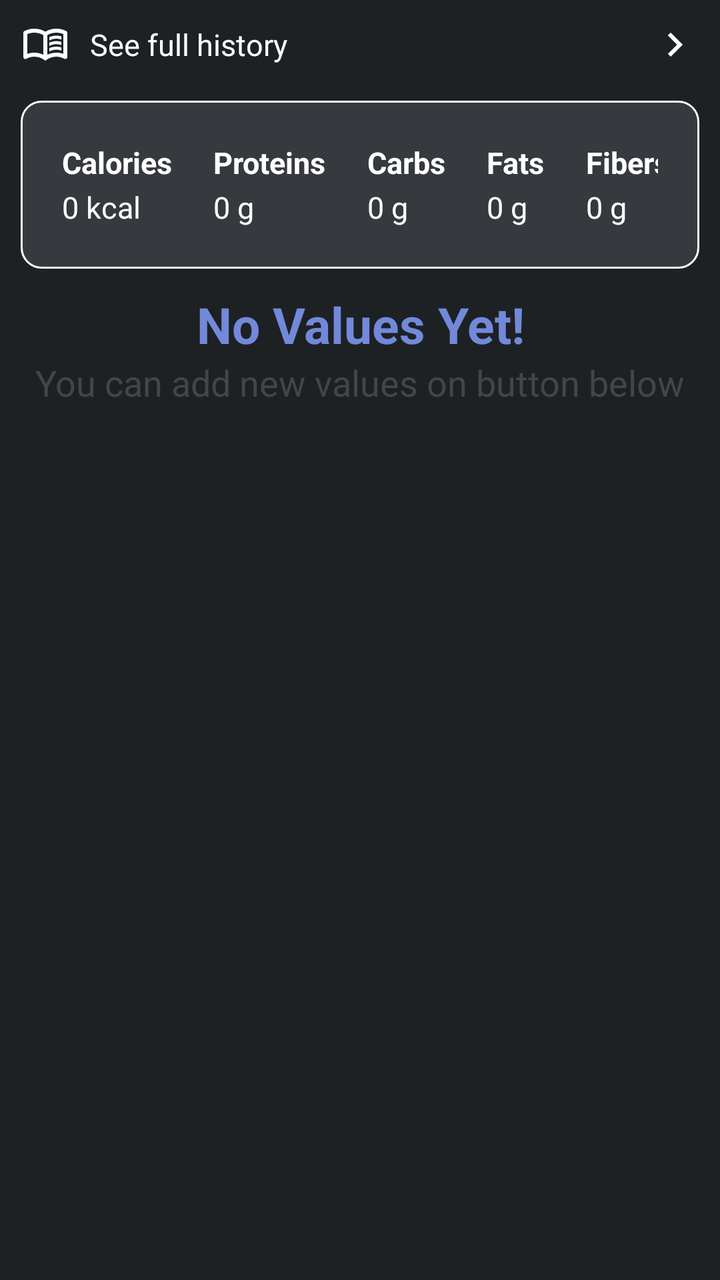
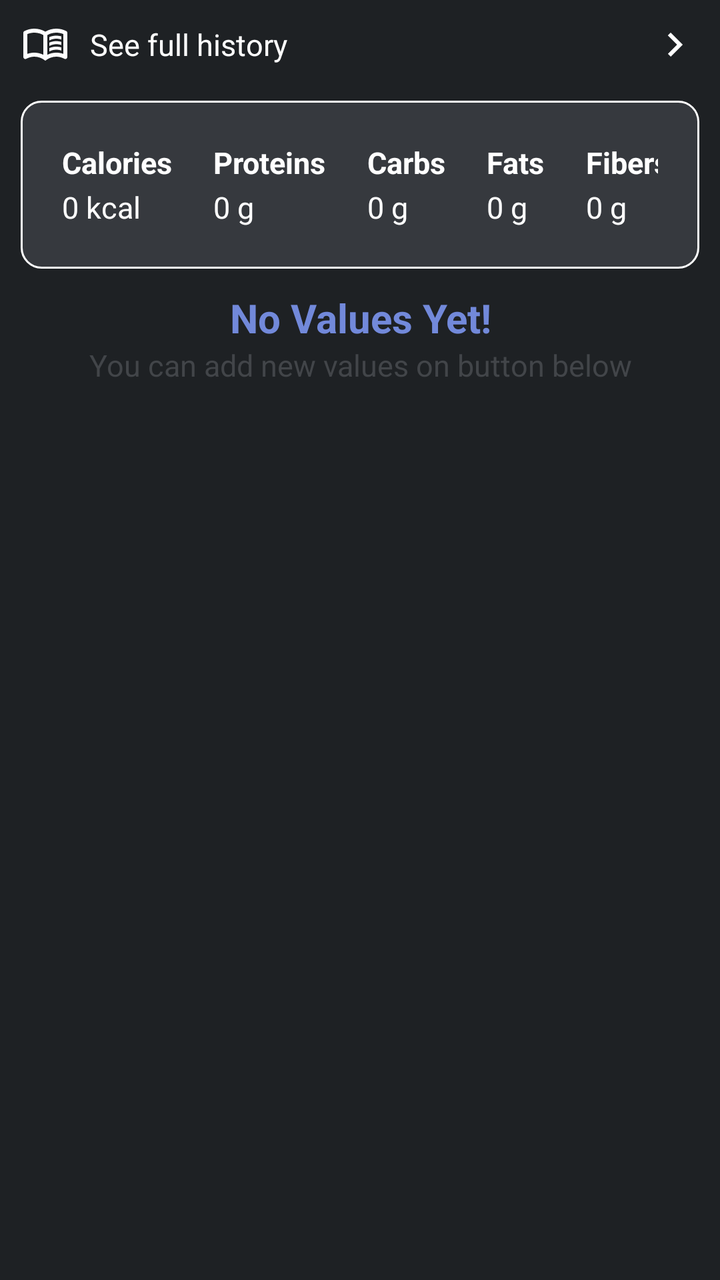

The first picture is an Android layout as it rendered before a commit; the second is the same layout after the commit. The layout source and the unified diff follow.
<!-- AndroidManifest.xml: application theme Theme.MyApplication -->
<!-- res/layout/fragment_food.xml -->
<?xml version="1.0" encoding="utf-8"?>
<FrameLayout
    xmlns:android="http://schemas.android.com/apk/res/android"
    xmlns:app="http://schemas.android.com/apk/res-auto"
    xmlns:tools="http://schemas.android.com/tools"

    android:layout_width="match_parent"
    android:layout_height="match_parent"
    tools:context=".fragments.FoodFragment"

    android:background="@color/discord_background_color"

    android:padding="5pt"
    >

    <LinearLayout
        android:id="@+id/linearLayoutHistory"

        android:layout_marginTop="0sp"

        android:layout_width="match_parent"
        android:layout_height="wrap_content"

        android:orientation="horizontal"
        >

        <ImageButton
            android:layout_width="wrap_content"
            android:layout_height="wrap_content"

            android:paddingRight="25sp"
            android:paddingLeft="25sp"

            android:src="@drawable/history_outlined"

            android:background="@android:color/transparent"

            android:layout_weight="1"

            />

        <TextView
            android:layout_width="match_parent"
            android:layout_height="wrap_content"

            android:layout_marginStart="10sp"

            android:text="See full history"
            android:textColor="@color/white"
            android:textSize="15sp"

            android:layout_gravity="left|center"

            android:layout_weight="1"

            />

        <ImageButton
            android:layout_width="wrap_content"
            android:layout_height="wrap_content"

            android:paddingRight="25sp"
            android:paddingLeft="25sp"

            android:src="@drawable/right_arrow"

            android:background="@android:color/transparent"

            android:layout_weight="1"

            />

    </LinearLayout>

    <LinearLayout
        android:id="@+id/noValuesText"

        android:layout_width="match_parent"
        android:layout_height="wrap_content"

        android:layout_marginTop="135dp"

        android:orientation="vertical"

        android:visibility="visible"
        >

        <TextView
            android:layout_width="match_parent"
            android:layout_height="wrap_content"

            android:text="No Values Yet!"
            android:textAlignment="center"
            android:textColor="@color/discord_blue"
            android:textSize="25sp"
            android:textStyle="bold"
            />

        <TextView
            android:layout_width="match_parent"
            android:layout_height="wrap_content"

            android:text="You can add new values on button below"
            android:textAlignment="center"
            android:textColor="@color/discord_color3"
            android:textSize="18sp"
            android:textStyle="normal"
            />

    </LinearLayout>

    
    <FrameLayout
        android:id="@+id/foodLayout"

        android:layout_width="match_parent"
        android:layout_height="match_parent"

        android:layout_marginStart="0dp"
        android:layout_marginTop="135dp"
        android:layout_marginEnd="0dp"
        android:layout_marginBottom="5dp"
        >

        <androidx.recyclerview.widget.RecyclerView
            android:id="@+id/foodList"

            android:layout_width="match_parent"
            android:layout_height="match_parent"

            android:layout_marginTop="0dp"

            tools:listitem="@layout/food_item"

            android:visibility="invisible"
            />
    </FrameLayout>

    
    <TableLayout

        android:layout_width="match_parent"
        android:layout_height="wrap_content"

        android:padding="10pt"

        android:background="@drawable/calories_today_border"

        android:layout_gravity="top"
        android:layout_marginBottom="5pt"
        android:layout_marginTop="40sp"
        >

        <TableRow
            android:layout_marginBottom="1pt"
            >
            <TextView
                android:text="Calories"
                android:textColor="@color/white"
                android:textStyle="bold"
                android:textSize="15sp"

                android:layout_marginRight="10pt"
                android:layout_column="0"
                />
            <TextView
                android:text="Proteins"
                android:textColor="@color/white"
                android:textStyle="bold"
                android:textSize="15sp"

                android:layout_marginRight="10pt"
                android:layout_column="1"
                />
            <TextView
                android:text="Carbs"
                android:textColor="@color/white"
                android:textStyle="bold"
                android:textSize="15sp"

                android:layout_marginRight="10pt"
                android:layout_column="2"
                />
            <TextView
                android:text="Fats"
                android:textColor="@color/white"
                android:textStyle="bold"
                android:textSize="15sp"

                android:layout_marginRight="10pt"
                android:layout_column="3"
                />
            <TextView
                android:text="Fibers"
                android:textColor="@color/white"
                android:textStyle="bold"
                android:textSize="15sp"

                android:layout_marginRight="10pt"
                android:layout_column="3"
                />

        </TableRow>

        
        <TableRow>

            <TextView
                android:id="@+id/caloriesValue"

                android:text="0 kcal"
                android:textColor="@color/white"
                android:textStyle="normal"
                android:textSize="15sp"

                android:layout_marginRight="10pt"
                />

            <TextView
                android:id="@+id/proteinsValue"

                android:text="0 g"
                android:textColor="@color/white"
                android:textStyle="normal"
                android:textSize="15sp"

                android:layout_marginRight="10pt"
                />

            <TextView
                android:id="@+id/carbsValue"

                android:text="0 g"
                android:textColor="@color/white"
                android:textStyle="normal"
                android:textSize="15sp"

                android:layout_marginRight="10pt"
                />

            <TextView
                android:id="@+id/fatsValue"

                android:text="0 g"
                android:textColor="@color/white"
                android:textStyle="normal"
                android:textSize="15sp"

                android:layout_marginRight="10pt"
                />

            <TextView
                android:id="@+id/fibersValue"

                android:text="0 g"
                android:textColor="@color/white"
                android:textStyle="normal"
                android:textSize="15sp"

                android:layout_marginRight="10pt"
                />

        </TableRow>

    </TableLayout>

</FrameLayout>
<!-- res/layout/food_item.xml (included above) -->
<?xml version="1.0" encoding="utf-8"?>
<androidx.cardview.widget.CardView
    xmlns:android="http://schemas.android.com/apk/res/android"
    xmlns:app="http://schemas.android.com/apk/res-auto"

    android:layout_width="match_parent"
    android:layout_height="wrap_content"

    android:layout_marginBottom="10dp"

    app:cardCornerRadius="15dp"

    app:cardElevation="10dp"

    android:background="@color/discord_color3"
    >

    <TextView

        android:id="@+id/foodTitle"

        android:layout_width="match_parent"
        android:layout_height="wrap_content"

        android:text="Food Title"
        android:textSize="20dp"
        android:textStyle="bold"
        android:textAlignment="center"
        android:textColor="@color/white"

        android:background="@color/discord_color3"

        android:paddingBottom="5dp"
        />

    <LinearLayout
        android:layout_width="match_parent"
        android:layout_height="wrap_content"

        android:layout_marginTop="30dp"

        android:orientation="horizontal"

        android:paddingHorizontal="5dp"
        android:paddingBottom="20dp"

        android:background="@color/discord_color3"
        >

        
        <LinearLayout
            android:layout_weight="1"
            android:layout_width="10dp"
            android:layout_height="wrap_content"

            android:layout_gravity="center"

            android:gravity="left"
            android:orientation="vertical">

            <TextView
                android:layout_width="wrap_content"
                android:layout_height="wrap_content"

                android:hint="Calories"
                android:textColor="@color/discord_text1"
                android:textColorHint="@color/discord_text1"
                android:textSize="19sp"
                android:textStyle="bold" />

            <TextView
                android:id="@+id/foodCaloriesValue"

                android:layout_width="wrap_content"
                android:layout_height="wrap_content"

                android:hint="value (kcal)"
                android:textColor="@color/white"
                android:textColorHint="@color/white"
                android:textSize="15sp"
                android:textStyle="normal" />
        </LinearLayout>

        
        <LinearLayout
            android:layout_weight="1"
            android:layout_width="10dp"
            android:layout_height="wrap_content"

            android:layout_gravity="center"

            android:gravity="left"
            android:orientation="vertical">

            <TextView
                android:layout_width="wrap_content"
                android:layout_height="wrap_content"

                android:hint="Proteins"
                android:textColor="@color/discord_text1"
                android:textColorHint="@color/discord_text1"
                android:textSize="19sp"
                android:textStyle="bold" />

            <TextView
                android:id="@+id/foodProteinsValue"

                android:layout_width="wrap_content"
                android:layout_height="wrap_content"

                android:hint="value (g)"
                android:textColor="@color/white"
                android:textColorHint="@color/white"
                android:textSize="15sp"
                android:textStyle="normal" />
        </LinearLayout>

        
        <LinearLayout
            android:layout_weight="1"
            android:layout_width="10dp"
            android:layout_height="wrap_content"

            android:layout_gravity="center"

            android:gravity="left"
            android:orientation="vertical">

            <TextView
                android:layout_width="wrap_content"
                android:layout_height="wrap_content"

                android:hint="Carbs"
                android:textColor="@color/discord_text1"
                android:textColorHint="@color/discord_text1"
                android:textSize="19sp"
                android:textStyle="bold" />

            <TextView
                android:id="@+id/foodCarbsValue"

                android:layout_width="wrap_content"
                android:layout_height="wrap_content"

                android:hint="value (g)"
                android:textColor="@color/white"
                android:textColorHint="@color/white"
                android:textSize="15sp"
                android:textStyle="normal" />
        </LinearLayout>

        
        <LinearLayout
            android:layout_weight="1"
            android:layout_width="0dp"
            android:layout_height="wrap_content"

            android:layout_gravity="center"

            android:gravity="left"
            android:orientation="vertical">

            <TextView
                android:layout_width="wrap_content"
                android:layout_height="wrap_content"

                android:hint="Fats"
                android:textColor="@color/discord_text1"
                android:textColorHint="@color/discord_text1"
                android:textSize="19sp"
                android:textStyle="bold" />

            <TextView
                android:id="@+id/foodFatsValue"

                android:layout_width="wrap_content"
                android:layout_height="wrap_content"

                android:hint="value (g)"
                android:textColor="@color/white"
                android:textColorHint="@color/white"
                android:textSize="15sp"
                android:textStyle="normal" />
        </LinearLayout>

        
        <LinearLayout
            android:layout_weight="1"
            android:layout_width="0dp"
            android:layout_height="wrap_content"

            android:layout_gravity="center"

            android:gravity="left"
            android:orientation="vertical">

            <TextView
                android:layout_width="wrap_content"
                android:layout_height="wrap_content"

                android:hint="Fiber"
                android:textColor="@color/discord_text1"
                android:textColorHint="@color/discord_text1"
                android:textSize="19sp"
                android:textStyle="bold" />

            <TextView
                android:id="@+id/foodFibersValue"

                android:layout_width="wrap_content"
                android:layout_height="wrap_content"

                android:hint="value (g)"
                android:textColor="@color/white"
                android:textColorHint="@color/white"
                android:textSize="15sp"
                android:textStyle="normal" />
        </LinearLayout>

    </LinearLayout>

    
    <View

        android:layout_marginTop="85sp"
        android:layout_marginHorizontal="5pt"

        android:layout_width="match_parent"

        android:layout_height="2dp"

        android:background="@color/discord_color2"
        />

    <LinearLayout
        android:layout_width="match_parent"
        android:layout_height="wrap_content"

        android:layout_marginTop="40pt"

        android:background="@color/discord_color3"

        android:gravity="center"

        android:orientation="horizontal"
        >

        <Button
            android:id="@+id/btnDetails"

            android:layout_width="wrap_content"
            android:layout_height="wrap_content"

            android:layout_marginHorizontal="15sp"

            android:drawableLeft="@drawable/more"
            android:drawableTint="@color/white"

            android:text="DETAILS"
            android:textStyle="bold"
            android:textColor="@color/white"
            android:textAlignment="center"
            android:textSize="10sp"

            android:backgroundTint="@color/discord_blue"
            />

        <Button
            android:id="@+id/btnDelete"

            android:layout_width="wrap_content"
            android:layout_height="wrap_content"

            android:layout_marginHorizontal="15sp"

            android:drawableLeft="@drawable/delete"
            android:drawableTint="@color/white"

            android:text="DELETE"
            android:textStyle="bold"
            android:textColor="@color/white"
            android:textAlignment="textStart"
            android:textSize="10sp"

            android:backgroundTint="@color/red"
            />

    </LinearLayout>

</androidx.cardview.widget.CardView>
<!-- resources referenced by this layout -->
<resources>
  <color name="discord_background_color">#1e2124</color>
  <color name="discord_blue">#7289da</color>
  <color name="discord_color2">#36393e</color>
  <color name="discord_color3">#424549</color>
  <color name="discord_text1">#acafb4</color>
  <color name="red">#FF474D</color>
  <color name="white">#FFFFFFFF</color>
  <!-- drawable calories_today_border (drawable) -->
  <?xml version="1.0" encoding="utf-8"?>
  <shape xmlns:android="http://schemas.android.com/apk/res/android">
      <solid android:color="@color/discord_color2" />
  
      <stroke
          android:width="1dp"
          android:color="@color/white" />
  
      <corners
          android:bottomLeftRadius="10dp"
          android:bottomRightRadius="10dp"
          android:topLeftRadius="10dp"
          android:topRightRadius="10dp" />
  </shape>
  <!-- drawable delete (drawable) -->
  <vector xmlns:android="http://schemas.android.com/apk/res/android"
      android:height="17dp"
      android:tint="@color/red"
      android:viewportHeight="24"
      android:viewportWidth="24"
      android:width="17dp">
        
      <path android:fillColor="@android:color/white" android:pathData="M12,2C6.47,2 2,6.47 2,12s4.47,10 10,10 10,-4.47 10,-10S17.53,2 12,2zM17,15.59L15.59,17 12,13.41 8.41,17 7,15.59 10.59,12 7,8.41 8.41,7 12,10.59 15.59,7 17,8.41 13.41,12 17,15.59z"/>
      
  </vector>
  <!-- drawable more (drawable) -->
  <vector
      xmlns:android="http://schemas.android.com/apk/res/android"
      android:autoMirrored="true"
      android:height="17dp"
      android:tint="@color/discord_blue"
      android:viewportHeight="24"
      android:viewportWidth="24"
      android:width="17dp"
      >
  
      <group
          android:name="rotationGroup"
          android:pivotX="12"
          android:pivotY="12"
          android:rotation="180">
  
      <path android:fillAlpha="0.3" android:fillColor="@android:color/white" android:pathData="M7.06,5L2.4,12l4.67,7L22,19L22,5L7.06,5c0.01,0 0.01,0 0,0zM19,10.5c0.83,0 1.5,0.67 1.5,1.5s-0.67,1.5 -1.5,1.5 -1.5,-0.67 -1.5,-1.5 0.67,-1.5 1.5,-1.5zM14,10.5c0.83,0 1.5,0.67 1.5,1.5s-0.67,1.5 -1.5,1.5 -1.5,-0.67 -1.5,-1.5 0.67,-1.5 1.5,-1.5zM9,10.5c0.83,0 1.5,0.67 1.5,1.5s-0.67,1.5 -1.5,1.5 -1.5,-0.67 -1.5,-1.5 0.67,-1.5 1.5,-1.5z" android:strokeAlpha="0.3"/>
        
      <path android:fillColor="@android:color/white" android:pathData="M22,3L7,3c-0.69,0 -1.23,0.35 -1.59,0.88L0,12l5.41,8.11c0.36,0.53 0.97,0.89 1.66,0.89L22,21c1.1,0 2,-0.9 2,-2L24,5c0,-1.1 -0.9,-2 -2,-2zM22,19L7.07,19L2.4,12l4.66,-7L22,5v14z"/>
        
      <path android:fillColor="@android:color/white" android:pathData="M9,12m-1.5,0a1.5,1.5 0,1 1,3 0a1.5,1.5 0,1 1,-3 0"/>
        
      <path android:fillColor="@android:color/white" android:pathData="M14,12m-1.5,0a1.5,1.5 0,1 1,3 0a1.5,1.5 0,1 1,-3 0"/>
        
      <path android:fillColor="@android:color/white" android:pathData="M19,12m-1.5,0a1.5,1.5 0,1 1,3 0a1.5,1.5 0,1 1,-3 0"/>
  
      </group>
  
  </vector>
  <!-- drawable right_arrow (drawable) -->
  <vector xmlns:android="http://schemas.android.com/apk/res/android" android:autoMirrored="true" android:height="24dp" android:tint="@color/white" android:viewportHeight="24" android:viewportWidth="24" android:width="24dp">
        
      <path android:fillColor="@android:color/white" android:pathData="M8.59,16.59L13.17,12 8.59,7.41 10,6l6,6 -6,6 -1.41,-1.41z"/>
      
  </vector>
  <style name="Theme.MyApplication" parent="android:Theme.Material.Light.NoActionBar" />
  <!-- unchanged entries left out for length: 1 -->
</resources>

<!-- the commit's change to res/layout/fragment_food.xml (unified diff, before → after) -->
@@ -92,7 +92,7 @@
             android:text="No Values Yet!"
             android:textAlignment="center"
             android:textColor="@color/discord_blue"
-            android:textSize="25sp"
+            android:textSize="20sp"
             android:textStyle="bold"
             />
 
@@ -103,7 +103,7 @@
             android:text="You can add new values on button below"
             android:textAlignment="center"
             android:textColor="@color/discord_color3"
-            android:textSize="18sp"
+            android:textSize="15sp"
             android:textStyle="normal"
             />
 
